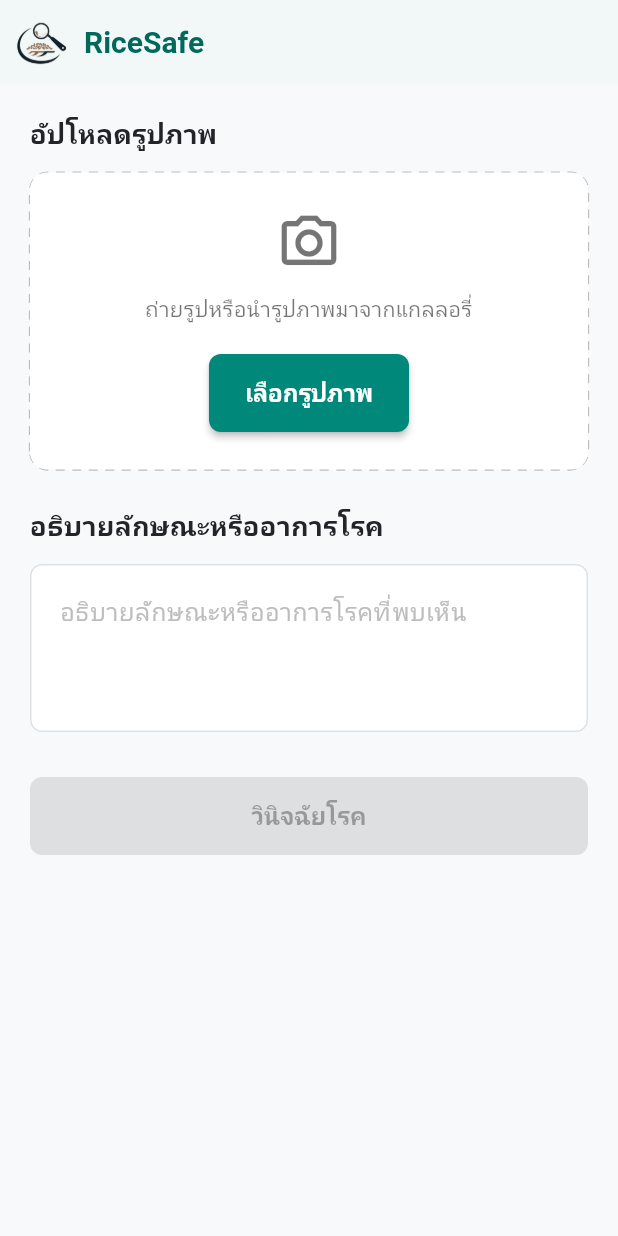
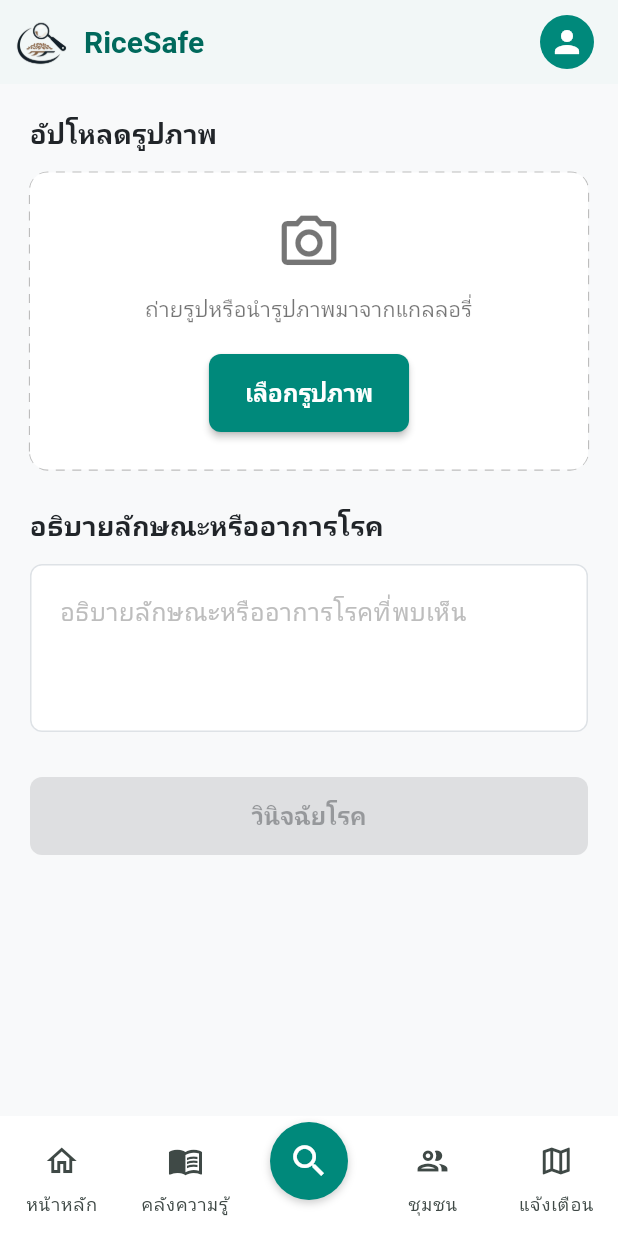
Before and after one commit to RiceSafe/rice-safe-mobile, a Flutter app: the DiagnosisInputScreen screen opened by its route, on a phone screen of 412 x 824 dp. Run offline on Flutter 3.47's test engine with Material 3 defaults, Android fonts, the phone set to English and light mode, and no system bars; drawn by our look-alikes of dotted_border; our stand-ins replace dartz, dio, equatable, flutter_dotenv, flutter_riverpod, go_router and 1 more.

Commit message:
add navigation bar and placeholder screens

```diff
--- a/lib/core/router/app_router.dart
+++ b/lib/core/router/app_router.dart
@@ -1,23 +1,93 @@
+import 'package:flutter/material.dart';
 import 'package:go_router/go_router.dart';
-import 'package:ricesafe_app/features/diagnosis/presentation/screens/diagnosis_input_screen.dart';
-import 'package:ricesafe_app/features/diagnosis/presentation/screens/diagnosis_result_screen.dart';
-import 'package:ricesafe_app/features/diagnosis/models/diagnosis_result.dart';
+import '../../features/diagnosis/presentation/screens/diagnosis_input_screen.dart';
+import '../../features/diagnosis/presentation/screens/diagnosis_result_screen.dart';
+import '../../features/diagnosis/models/diagnosis_result.dart';
+import '../../features/home/presentation/screens/home_screen.dart';
+import '../../features/library/presentation/screens/library_screen.dart';
+import '../../features/community/presentation/screens/community_screen.dart';
+import '../../features/settings/presentation/screens/settings_screen.dart';
+import '../../features/outbreak/presentation/screens/outbreak_screen.dart';
+import '../../features/main/presentation/screens/main_wrapper.dart';
+
+// Private navigators
+final _rootNavigatorKey = GlobalKey<NavigatorState>();
+final _shellNavigatorKey = GlobalKey<NavigatorState>();
 
 class AppRouter {
   static final router = GoRouter(
-    initialLocation: '/',
+    navigatorKey: _rootNavigatorKey,
+    initialLocation: '/home',
+    routes: [
+      // ShellRoute pattern for Bottom Navigation
+      StatefulShellRoute.indexedStack(
+        builder: (context, state, navigationShell) {
+          return MainWrapper(navigationShell: navigationShell);
+        },
+        branches: [
+          // Tab 1: Home
+          StatefulShellBranch(
             routes: [
               GoRoute(
-        path: '/',
+                path: '/home',
+                builder: (context, state) => const HomeScreen(),
+              ),
+            ],
+          ),
+          // Tab 2: Library
+          StatefulShellBranch(
+            routes: [
+              GoRoute(
+                path: '/library',
+                builder: (context, state) => const LibraryScreen(),
+              ),
+            ],
+          ),
+          // Tab 3: Diagnosis
+          StatefulShellBranch(
+            routes: [
+              GoRoute(
+                path: '/diagnosis',
                 builder: (context, state) => const DiagnosisInputScreen(),
-      ),
+                routes: [
                   GoRoute(
-        path: '/diagnosis/result',
+                    path: 'result',
                     builder: (context, state) {
                       final result = state.extra as DiagnosisResult;
                       return DiagnosisResultScreen(result: result);
                     },
                   ),
                 ],
+              ),
+            ],
+          ),
+          // Tab 4: Community
+          StatefulShellBranch(
+            routes: [
+              GoRoute(
+                path: '/community',
+                builder: (context, state) => const CommunityScreen(),
+              ),
+            ],
+          ),
+          // Tab 5: Outbreak Alert
+          StatefulShellBranch(
+            routes: [
+              GoRoute(
+                path: '/outbreak',
+                builder: (context, state) => const OutbreakScreen(),
+              ),
+            ],
+          ),
+        ],
+      ),
+
+      // Settings
+      GoRoute(
+        path: '/settings',
+        parentNavigatorKey: _rootNavigatorKey,
+        builder: (context, state) => const SettingsScreen(),
+      ),
+    ],
   );
 }
--- /dev/null
+++ b/lib/features/main/presentation/screens/main_wrapper.dart
@@ -0,0 +1,97 @@
+import 'package:flutter/material.dart';
+import 'package:go_router/go_router.dart';
+import 'package:ricesafe_app/main.dart';
+
+class MainWrapper extends StatefulWidget {
+  final StatefulNavigationShell navigationShell;
+
+  const MainWrapper({super.key, required this.navigationShell});
+
+  @override
+  State<MainWrapper> createState() => _MainWrapperState();
+}
+
+class _MainWrapperState extends State<MainWrapper> {
+  void _goBranch(int index) {
+    widget.navigationShell.goBranch(
+      index,
+      initialLocation: index == widget.navigationShell.currentIndex,
+    );
+  }
+
+  @override
+  Widget build(BuildContext context) {
+    return Scaffold(
+      body: widget.navigationShell,
+      bottomNavigationBar: NavigationBar(
+        selectedIndex: widget.navigationShell.currentIndex,
+        onDestinationSelected: _goBranch,
+        backgroundColor: Colors.white,
+        indicatorColor:
+            widget.navigationShell.currentIndex == 2
+                ? Colors.transparent
+                : riceSafeGreen.withOpacity(0.2),
+        elevation: 10,
+        destinations: [
+          const NavigationDestination(
+            icon: Icon(Icons.home_outlined),
+            selectedIcon: Icon(Icons.home),
+            label: 'หน้าหลัก',
+          ),
+          const NavigationDestination(
+            icon: Icon(Icons.menu_book_outlined),
+            selectedIcon: Icon(Icons.menu_book),
+            label: 'คลังความรู้',
+          ),
+
+          // Index 2: Diagnosis
+          NavigationDestination(
+            icon: Container(
+              padding: const EdgeInsets.all(12),
+              decoration: BoxDecoration(
+                color: riceSafeGreen,
+                shape: BoxShape.circle,
+                boxShadow: [
+                  BoxShadow(
+                    color: Colors.black.withOpacity(0.2),
+                    blurRadius: 4,
+                    offset: const Offset(0, 2),
+                  ),
+                ],
+              ),
+              child: const Icon(Icons.search, color: Colors.white, size: 28),
+            ),
+            selectedIcon: Container(
+              padding: const EdgeInsets.all(12),
+              decoration: BoxDecoration(
+                color: riceSafeGreen,
+                shape: BoxShape.circle,
+                boxShadow: [
+                  BoxShadow(
+                    color: Colors.black.withOpacity(0.2),
+                    blurRadius: 4,
+                    offset: const Offset(0, 2),
+                  ),
+                ],
+              ),
+              child: const Icon(Icons.search, color: Colors.white, size: 28),
+            ),
+            label: '',
+          ),
+
+          const NavigationDestination(
+            icon: Icon(Icons.people_outlined),
+            selectedIcon: Icon(Icons.people),
+            label: 'ชุมชน',
+          ),
+          // Index 4: Outbreak
+          const NavigationDestination(
+            icon: Icon(Icons.map_outlined),
+            selectedIcon: Icon(Icons.map),
+            label: 'แจ้งเตือน',
+          ),
+        ],
+      ),
+    );
+  }
+}
```
Also changed, not shown: lib/features/community/presentation/screens/community_screen.dart (added, +44 -0 lines), lib/features/diagnosis/presentation/screens/diagnosis_input_screen.dart (+16 -0 lines), lib/features/home/presentation/screens/home_screen.dart (added, +44 -0 lines), lib/features/library/presentation/screens/library_screen.dart (added, +44 -0 lines), lib/features/outbreak/presentation/screens/outbreak_screen.dart (added, +44 -0 lines), lib/features/settings/presentation/screens/settings_screen.dart (added, +19 -0 lines). Lines whose indentation alone changed are shown as unchanged.
